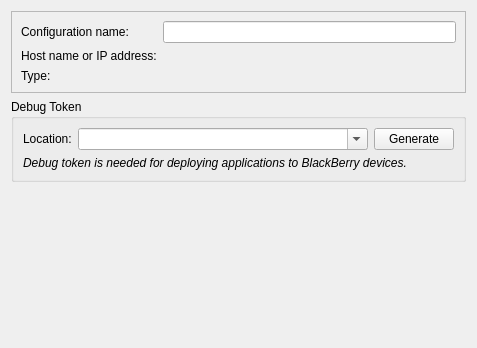
Qt form src/plugins/qnx/blackberrydeviceconfigurationwizardconfigpage.ui (qt-creator/qt-creator) before a commit.
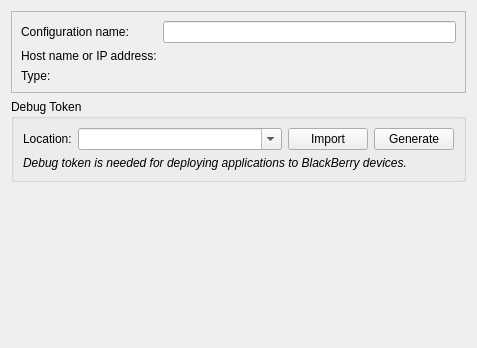
The same form after that commit.

Commit message: Qnx: Add import button when selecting device's debug token

```diff
--- a/src/plugins/qnx/blackberrydeviceconfigurationwizardconfigpage.ui
+++ b/src/plugins/qnx/blackberrydeviceconfigurationwizardconfigpage.ui
@@ -27,7 +27,7 @@
         </property>
        </widget>
       </item>
-      <item row="2" column="2">
+      <item row="2" column="3">
        <widget class="QPushButton" name="generateButton">
         <property name="text">
          <string>Generate</string>
@@ -47,7 +47,7 @@
         </property>
        </widget>
       </item>
-      <item row="4" column="0" colspan="3">
+      <item row="4" column="0" colspan="4">
        <widget class="QLabel" name="label_3">
         <property name="font">
          <font>
@@ -62,6 +62,13 @@
         </property>
        </widget>
       </item>
+      <item row="2" column="2">
+       <widget class="QPushButton" name="importButton">
+        <property name="text">
+         <string>Import</string>
+        </property>
+       </widget>
+      </item>
      </layout>
     </widget>
    </item>
```
The commit also changes 5 other files.
